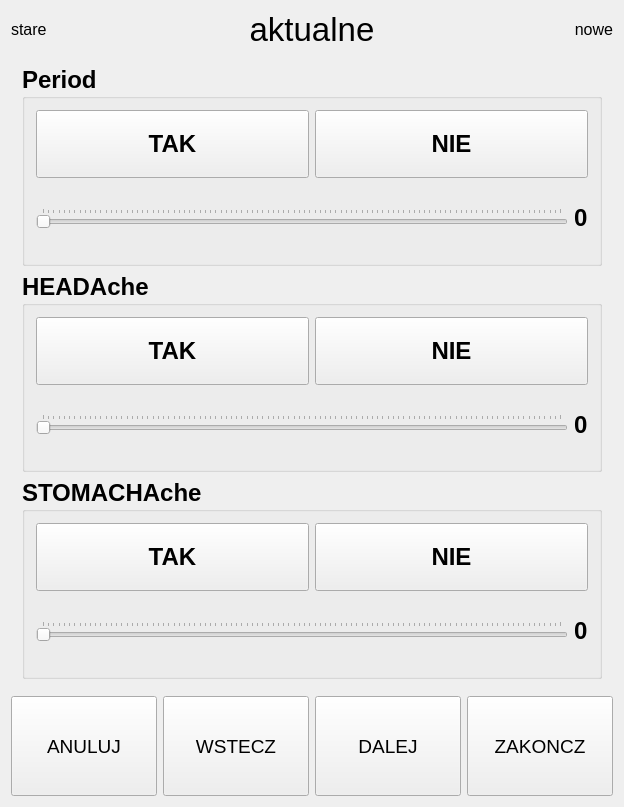
This is mainwindow.ui in Grzegorzwww/ddzch as Qt 5 draws it before an edit. The edited form follows.
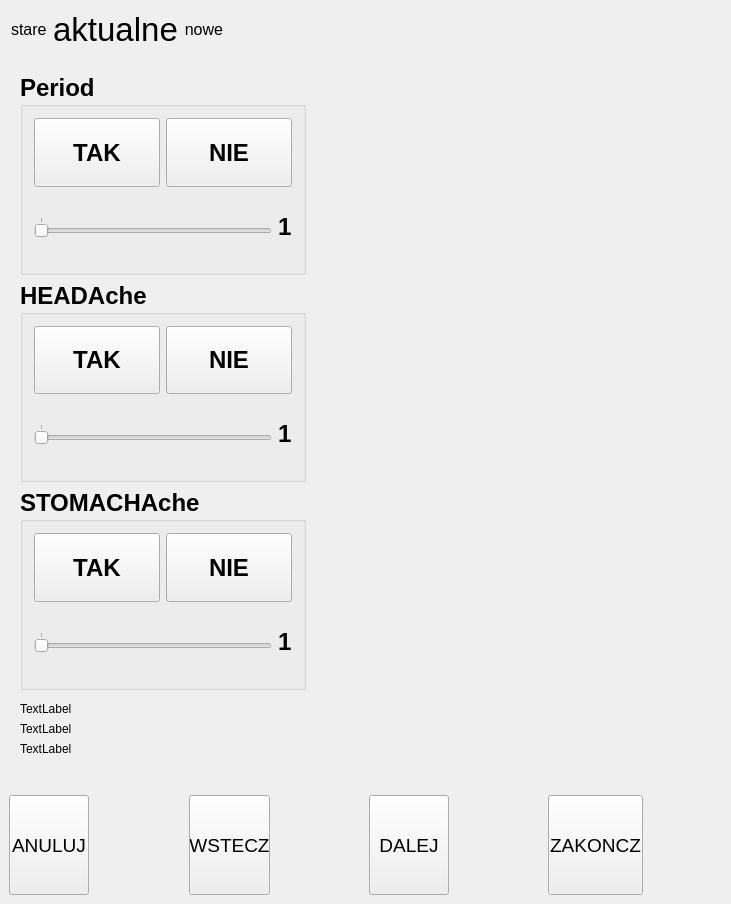
This is the edited form.

The edit to the form file:
```diff
--- a/mainwindow.ui
+++ b/mainwindow.ui
@@ -6,65 +6,23 @@
    <rect>
     <x>0</x>
     <y>0</y>
-    <width>624</width>
-    <height>807</height>
+    <width>731</width>
+    <height>904</height>
    </rect>
   </property>
   <property name="windowTitle">
    <string>MainWindow</string>
   </property>
   <widget class="QWidget" name="centralWidget">
-   <layout class="QGridLayout" name="gridLayout">
-    <item row="0" column="0" colspan="4">
-     <layout class="QHBoxLayout" name="horizontalLayout">
-      <item>
-       <widget class="QLabel" name="label">
-        <property name="font">
-         <font>
-          <pointsize>12</pointsize>
-         </font>
-        </property>
-        <property name="text">
-         <string>stare</string>
-        </property>
-       </widget>
-      </item>
-      <item>
-       <widget class="QLabel" name="label_5">
-        <property name="font">
-         <font>
-          <pointsize>25</pointsize>
-          <weight>50</weight>
-          <bold>false</bold>
-         </font>
-        </property>
-        <property name="text">
-         <string>aktualne</string>
-        </property>
-        <property name="alignment">
-         <set>Qt::AlignCenter</set>
-        </property>
-       </widget>
-      </item>
-      <item>
-       <widget class="QLabel" name="label_6">
-        <property name="font">
-         <font>
-          <pointsize>12</pointsize>
-         </font>
-        </property>
-        <property name="text">
-         <string>nowe</string>
-        </property>
-        <property name="alignment">
-         <set>Qt::AlignRight|Qt::AlignTrailing|Qt::AlignVCenter</set>
-        </property>
-       </widget>
-      </item>
-     </layout>
-    </item>
-    <item row="2" column="0">
      <widget class="QPushButton" name="pushButton_2">
+    <property name="geometry">
+     <rect>
+      <x>9</x>
+      <y>795</y>
+      <width>80</width>
+      <height>100</height>
+     </rect>
+    </property>
       <property name="minimumSize">
        <size>
         <width>70</width>
@@ -80,9 +38,15 @@
        <string>ANULUJ</string>
       </property>
      </widget>
-    </item>
-    <item row="2" column="1">
      <widget class="QPushButton" name="pushButton_5">
+    <property name="geometry">
+     <rect>
+      <x>189</x>
+      <y>795</y>
+      <width>81</width>
+      <height>100</height>
+     </rect>
+    </property>
       <property name="sizePolicy">
        <sizepolicy hsizetype="Minimum" vsizetype="Minimum">
         <horstretch>0</horstretch>
@@ -104,9 +68,15 @@
        <string>WSTECZ</string>
       </property>
      </widget>
-    </item>
-    <item row="2" column="2">
      <widget class="QPushButton" name="pushButton_7">
+    <property name="geometry">
+     <rect>
+      <x>369</x>
+      <y>795</y>
+      <width>80</width>
+      <height>100</height>
+     </rect>
+    </property>
       <property name="sizePolicy">
        <sizepolicy hsizetype="Minimum" vsizetype="Minimum">
         <horstretch>0</horstretch>
@@ -128,9 +98,15 @@
        <string>DALEJ</string>
       </property>
      </widget>
-    </item>
-    <item row="2" column="3">
      <widget class="QPushButton" name="pushButton">
+    <property name="geometry">
+     <rect>
+      <x>548</x>
+      <y>795</y>
+      <width>95</width>
+      <height>100</height>
+     </rect>
+    </property>
       <property name="sizePolicy">
        <sizepolicy hsizetype="Minimum" vsizetype="Minimum">
         <horstretch>0</horstretch>
@@ -152,9 +128,15 @@
        <string>ZAKONCZ</string>
       </property>
      </widget>
-    </item>
-    <item row="1" column="0" colspan="4">
      <widget class="QStackedWidget" name="stackedWidget">
+    <property name="geometry">
+     <rect>
+      <x>9</x>
+      <y>62</y>
+      <width>308</width>
+      <height>639</height>
+     </rect>
+    </property>
       <property name="currentIndex">
        <number>1</number>
       </property>
@@ -287,6 +269,12 @@
             <layout class="QHBoxLayout" name="horizontalLayout_5">
              <item>
               <widget class="QSlider" name="horizontalSlider">
+             <property name="minimum">
+              <number>1</number>
+             </property>
+             <property name="maximum">
+              <number>5</number>
+             </property>
                <property name="orientation">
                 <enum>Qt::Horizontal</enum>
                </property>
@@ -298,7 +286,7 @@
              <item>
               <widget class="QLabel" name="label_7">
                <property name="text">
-                <string>0</string>
+              <string>1</string>
                </property>
               </widget>
              </item>
@@ -366,6 +354,12 @@
             <layout class="QHBoxLayout" name="horizontalLayout_2">
              <item>
               <widget class="QSlider" name="horizontalSlider_2">
+             <property name="minimum">
+              <number>1</number>
+             </property>
+             <property name="maximum">
+              <number>5</number>
+             </property>
                <property name="orientation">
                 <enum>Qt::Horizontal</enum>
                </property>
@@ -377,7 +371,7 @@
              <item>
               <widget class="QLabel" name="label_8">
                <property name="text">
-                <string>0</string>
+              <string>1</string>
                </property>
               </widget>
              </item>
@@ -445,6 +439,12 @@
             <layout class="QHBoxLayout" name="horizontalLayout_7">
              <item>
               <widget class="QSlider" name="horizontalSlider_3">
+             <property name="minimum">
+              <number>1</number>
+             </property>
+             <property name="maximum">
+              <number>5</number>
+             </property>
                <property name="orientation">
                 <enum>Qt::Horizontal</enum>
                </property>
@@ -456,7 +456,7 @@
              <item>
               <widget class="QLabel" name="label_9">
                <property name="text">
-                <string>0</string>
+              <string>1</string>
                </property>
               </widget>
              </item>
@@ -1320,8 +1320,93 @@
        </layout>
       </widget>
      </widget>
-    </item>
-   </layout>
+   <widget class="QLabel" name="label_22">
+    <property name="geometry">
+     <rect>
+      <x>20</x>
+      <y>700</y>
+      <width>290</width>
+      <height>17</height>
+     </rect>
+    </property>
+    <property name="text">
+     <string>TextLabel</string>
+    </property>
+   </widget>
+   <widget class="QLabel" name="label_23">
+    <property name="geometry">
+     <rect>
+      <x>20</x>
+      <y>720</y>
+      <width>290</width>
+      <height>17</height>
+     </rect>
+    </property>
+    <property name="text">
+     <string>TextLabel</string>
+    </property>
+   </widget>
+   <widget class="QLabel" name="label_24">
+    <property name="geometry">
+     <rect>
+      <x>20</x>
+      <y>740</y>
+      <width>290</width>
+      <height>17</height>
+     </rect>
+    </property>
+    <property name="text">
+     <string>TextLabel</string>
+    </property>
+   </widget>
+   <widget class="QWidget" name="">
+    <layout class="QHBoxLayout" name="horizontalLayout">
+     <item>
+      <widget class="QLabel" name="label">
+       <property name="font">
+        <font>
+         <pointsize>12</pointsize>
+        </font>
+       </property>
+       <property name="text">
+        <string>stare</string>
+       </property>
+      </widget>
+     </item>
+     <item>
+      <widget class="QLabel" name="label_5">
+       <property name="font">
+        <font>
+         <pointsize>25</pointsize>
+         <weight>50</weight>
+         <bold>false</bold>
+        </font>
+       </property>
+       <property name="text">
+        <string>aktualne</string>
+       </property>
+       <property name="alignment">
+        <set>Qt::AlignCenter</set>
+       </property>
+      </widget>
+     </item>
+     <item>
+      <widget class="QLabel" name="label_6">
+       <property name="font">
+        <font>
+         <pointsize>12</pointsize>
+        </font>
+       </property>
+       <property name="text">
+        <string>nowe</string>
+       </property>
+       <property name="alignment">
+        <set>Qt::AlignRight|Qt::AlignTrailing|Qt::AlignVCenter</set>
+       </property>
+      </widget>
+     </item>
+    </layout>
+   </widget>
   </widget>
  </widget>
  <layoutdefault spacing="6" margin="11"/>
```
Left out of the diff: 15 changed lines with no effect on the pictures. Lines whose indentation alone changed are shown as unchanged.
